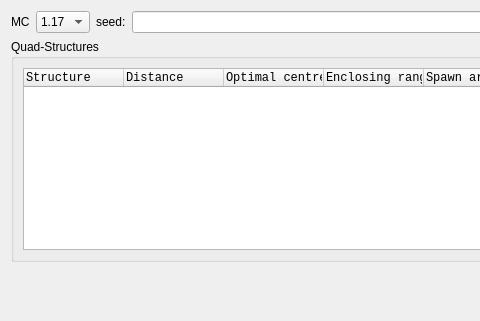
This is src/quadlistdialog.ui in Cubitect/cubiomes-viewer as Qt 5 draws it before an edit; both pictures show x 0 to 480 and y 0 to 321 of the 700 by 321 pixel window. The edited form follows.
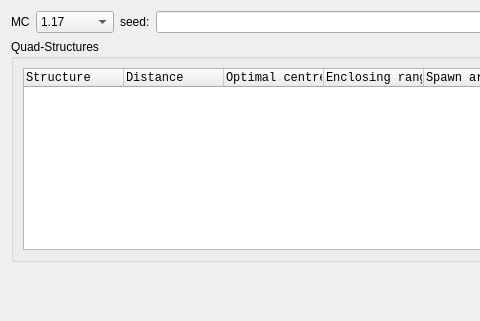
This is the edited form. Icons and pictures are not drawn.

The edit to the form file:
```diff
--- a/src/quadlistdialog.ui
+++ b/src/quadlistdialog.ui
@@ -163,6 +163,12 @@
        <property name="toolTip">
         <string>Minecraft version</string>
        </property>
+       <property name="sizeAdjustPolicy">
+        <enum>QComboBox::AdjustToMinimumContentsLength</enum>
+       </property>
+       <property name="minimumContentsLength">
+        <number>6</number>
+       </property>
        <property name="iconSize">
         <size>
          <width>0</width>
```
Left out of the diff: 15 changed lines with no effect on the pictures.
